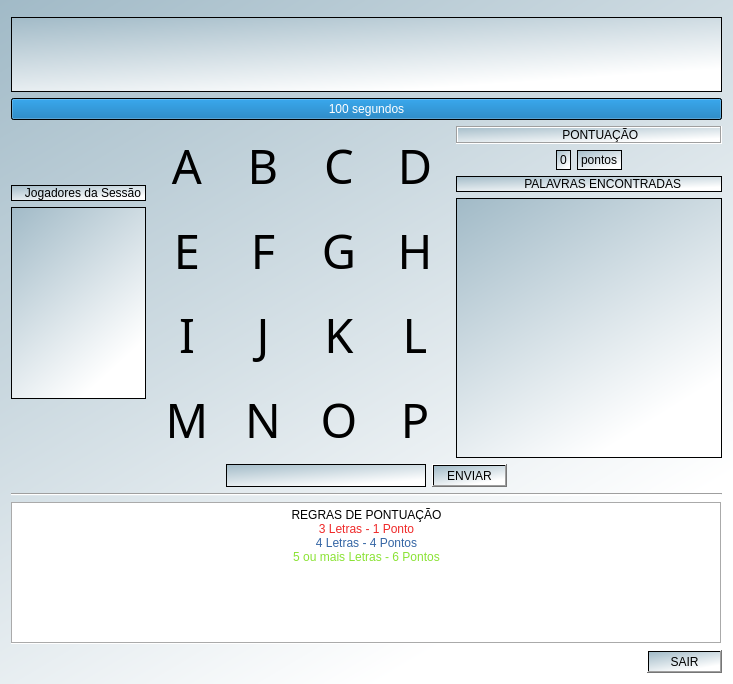
Qt form src/client/telaJogo.ui (franciscotis/BoggleGAME) before a commit.
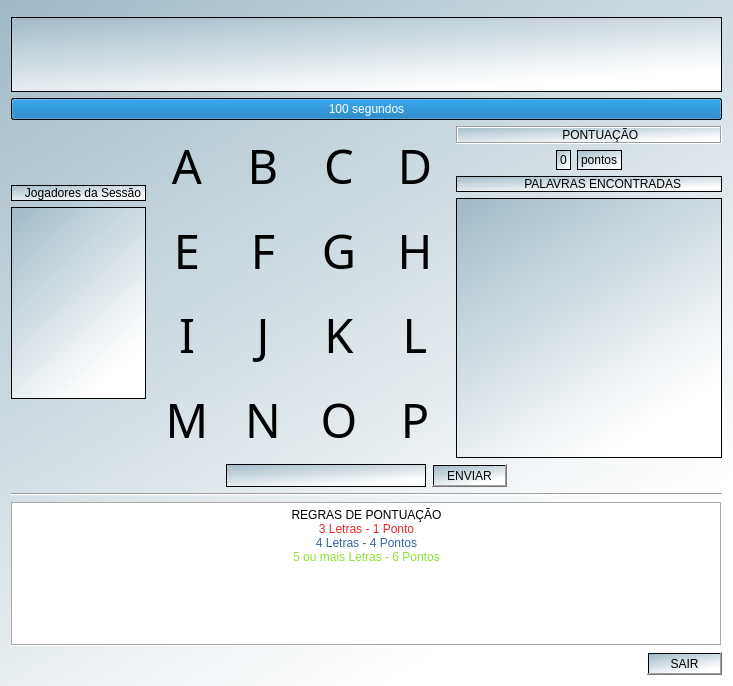
The same form after that commit. Icons and pictures are not drawn.

What changed in the file:
```diff
--- a/src/client/telaJogo.ui
+++ b/src/client/telaJogo.ui
@@ -7,7 +7,7 @@
     <x>0</x>
     <y>0</y>
     <width>733</width>
-    <height>684</height>
+    <height>686</height>
    </rect>
   </property>
   <property name="sizePolicy">
```
